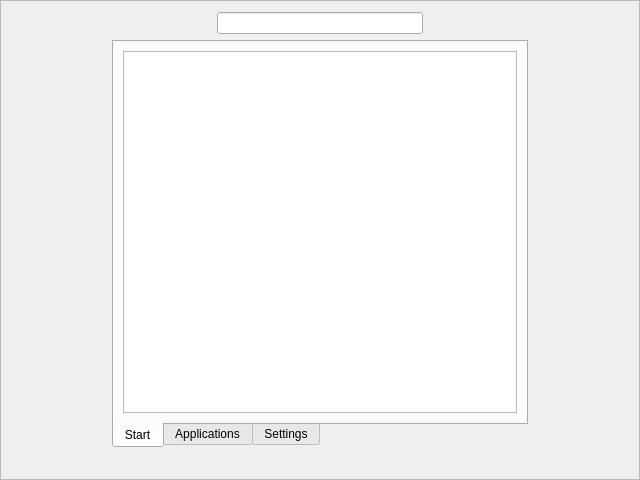
Old version of the form src/presentation_panel_dash/ui/Dash.ui in the repository MoonLightDE/mlde.d.moonlightde.
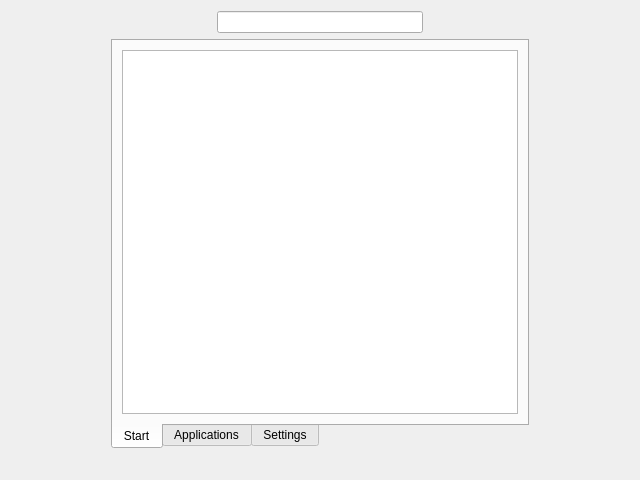
New version of the form.

Commit message: Transform dash into a QDialog and set proper flags to avoid the deactivation of the panel.

```diff
--- a/src/presentation_panel_dash/ui/Dash.ui
+++ b/src/presentation_panel_dash/ui/Dash.ui
@@ -1,7 +1,7 @@
 <?xml version="1.0" encoding="UTF-8"?>
 <ui version="4.0">
  <class>Dash</class>
- <widget class="QFrame" name="Dash">
+ <widget class="QDialog" name="Dash">
   <property name="geometry">
    <rect>
     <x>0</x>
@@ -11,13 +11,7 @@
    </rect>
   </property>
   <property name="windowTitle">
-   <string>Frame</string>
-  </property>
-  <property name="frameShape">
-   <enum>QFrame::StyledPanel</enum>
-  </property>
-  <property name="frameShadow">
-   <enum>QFrame::Raised</enum>
+   <string>Dash</string>
   </property>
   <layout class="QVBoxLayout" name="verticalLayout">
    <item>
```
The commit also changes 3 other files.
